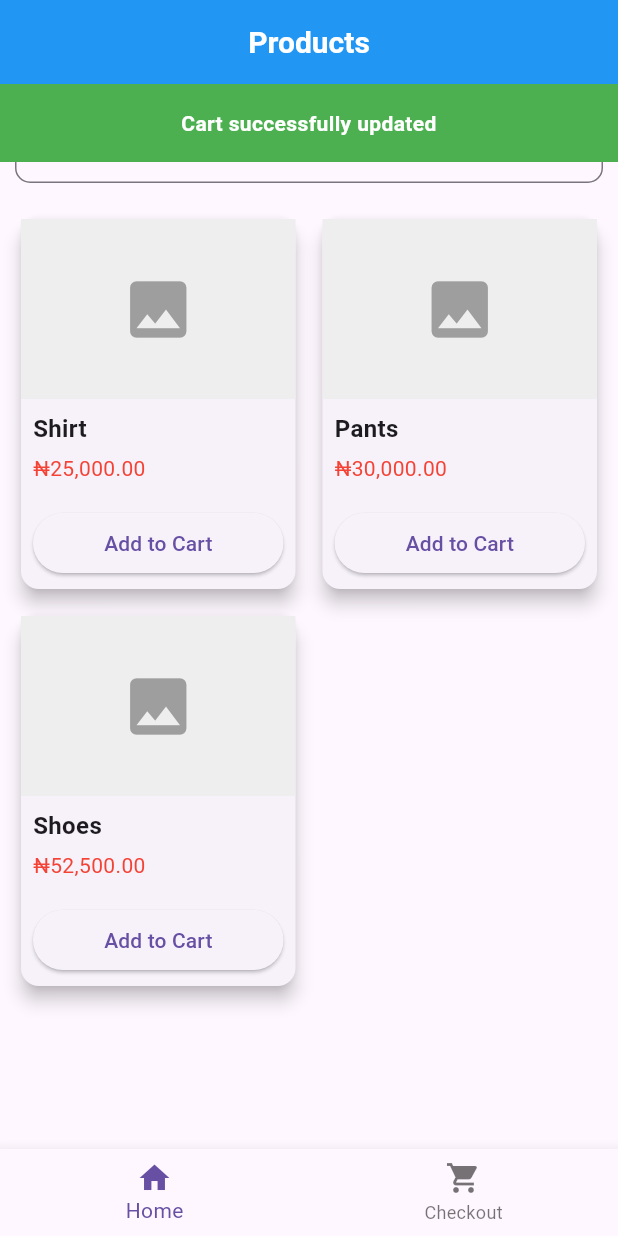
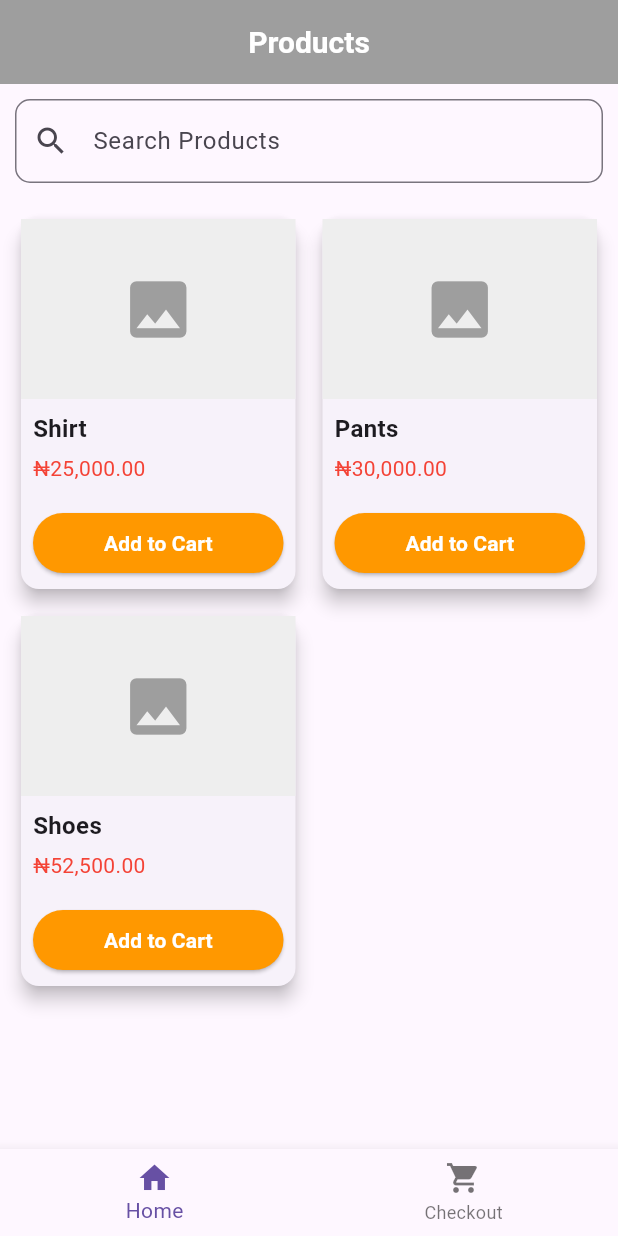
Before and after one commit to Kellytomi/Shopping-App, a Flutter app: the screen it shows after launch, after a tap on "Add to Cart", after a tap on the "remove" icon, on a phone screen of 412 x 824 dp. Run offline on Flutter 3.47's test engine with Material 3 defaults, Android fonts, the phone set to English and light mode, and no system bars.

Commit message:
Added onProductRemoved callback
Updated MyHomePage to pass the onProductRemoved callback to ProductGrid

```diff
--- a/lib/Pages/checkout_page.dart
+++ b/lib/Pages/checkout_page.dart
@@ -22,7 +22,7 @@ class CheckoutPage extends StatelessWidget {
               child: Column(
                 crossAxisAlignment: CrossAxisAlignment.start,
                 children: [
-                  Text('CART SUMMARY', style: TextStyle(fontSize: 14, fontWeight: FontWeight.normal, color: Colors.black)),
+                  const Text('CART SUMMARY', style: TextStyle(fontSize: 14, fontWeight: FontWeight.normal, color: Colors.black)),
                   const SizedBox(height: 8),
                   Row(
                     mainAxisAlignment: MainAxisAlignment.spaceBetween,
@@ -145,7 +145,7 @@ class CheckoutPage extends StatelessWidget {
                 width: double.infinity,
                 child: ElevatedButton(
                   style: ElevatedButton.styleFrom(
-                    backgroundColor: Colors.blue, // Background color
+                    backgroundColor: Colors.orangeAccent, // Background color
                     foregroundColor: Colors.white, // Text color
                   ),
                   onPressed: () {
@@ -154,7 +154,7 @@ class CheckoutPage extends StatelessWidget {
                       MaterialPageRoute(builder: (context) => const OrderSuccessPage()),
                     ).then((value) => cart.clearCart());
                   },
-                  child: Text('Checkout (₦${formatter.format(cart.totalPrice)})'),
+                  child: Text('Checkout (₦${formatter.format(cart.totalPrice)})', style: const TextStyle(fontWeight: FontWeight.bold),),
                 ),
               ),
             ),
--- a/lib/Pages/home_page.dart
+++ b/lib/Pages/home_page.dart
@@ -39,7 +39,7 @@ class _MyHomePageState extends State<MyHomePage> {
     setState(() {
       _showNotification = true;
     });
-    Future.delayed(const Duration(seconds: 3), () {
+    Future.delayed(const Duration(seconds: 1), () { // Reduced duration to 1 second
       setState(() {
         _showNotification = false;
       });
@@ -49,17 +49,22 @@ class _MyHomePageState extends State<MyHomePage> {
   @override
   Widget build(BuildContext context) {
     final List<Widget> screens = [
-      ProductGrid(_filteredProducts, onSearch: (query) {
-        setState(() {
-          _searchQuery = query;
-        });
-      }, onProductAdded: _showCartNotification),
+      ProductGrid(
+        _filteredProducts,
+        onSearch: (query) {
+          setState(() {
+            _searchQuery = query;
+          });
+        },
+        onProductAdded: _showCartNotification,
+        onProductRemoved: _showCartNotification, // Added callback for product removal
+      ),
       const CheckoutPage(),
     ];
 
     return Scaffold(
       appBar: AppBar(
-        backgroundColor: Colors.blue, // Updated app bar color
+        backgroundColor: Colors.grey, // Updated app bar color
         title: _selectedIndex == 0
             ? const Text(
                 'Products',
@@ -146,8 +151,15 @@ class ProductGrid extends StatelessWidget {
   final List<Product> products;
   final Function(String) onSearch;
   final VoidCallback onProductAdded;
+  final VoidCallback onProductRemoved;
 
-  const ProductGrid(this.products, {super.key, required this.onSearch, required this.onProductAdded});
+  const ProductGrid(
+    this.products, {
+    super.key,
+    required this.onSearch,
+    required this.onProductAdded,
+    required this.onProductRemoved,
+  });
 
   @override
   Widget build(BuildContext context) {
@@ -227,7 +239,10 @@ class ProductGrid extends StatelessWidget {
                                       cart.addProduct(product);
                                       onProductAdded();
                                     },
-                                    child: const Text('Add to Cart'),
+                                    style: ElevatedButton.styleFrom(
+                                      backgroundColor: Colors.orange, // Changed button color to orange
+                                    ),
+                                    child: const Text('Add to Cart', style: TextStyle(fontWeight: FontWeight.bold, color: Colors.white)),
                                   ),
                                 )
                               : Row(
@@ -240,8 +255,8 @@ class ProductGrid extends StatelessWidget {
                                           cart.removeProduct(product);
                                         } else {
                                           cart.removeProduct(product);
-                                          onProductAdded();
                                         }
+                                        onProductRemoved(); // Show notification on remove
                                       },
                                     ),
                                     Text(productInCart.quantity.toString()),
```
